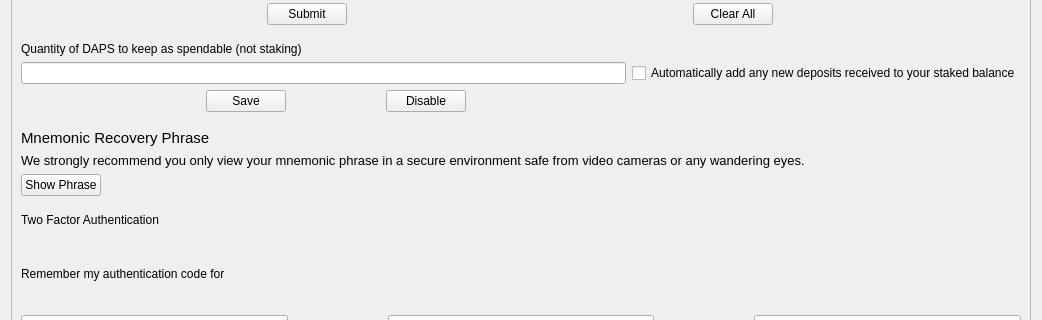
TheArcadiaGroup/DAPS, file src/qt/forms/optionspage.ui: the form before one commit; both pictures show x 0 to 1042 and y 161 to 481 of the 1042 by 670 pixel window.
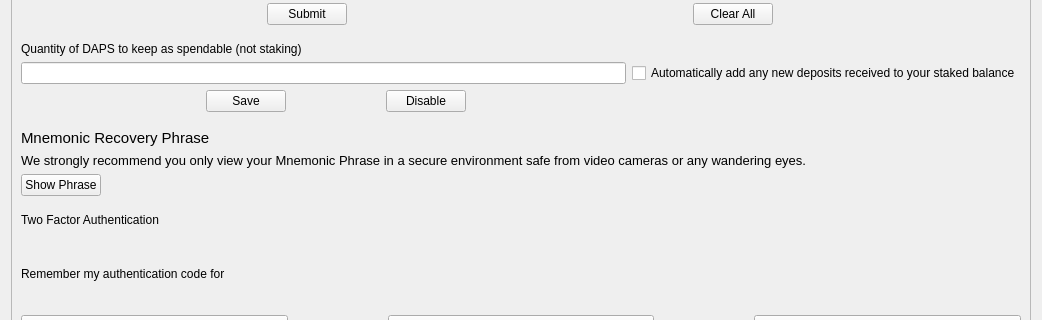
The form after the commit. Custom widgets are drawn as their Qt base class.

Commit message: DAPS-1206 - Force users to re-enter their password to reveal their mnemonic phrase

Patch:
```diff
--- a/src/qt/forms/optionspage.ui
+++ b/src/qt/forms/optionspage.ui
@@ -477,7 +477,7 @@
             </font>
            </property>
            <property name="text">
-            <string>We strongly recommend you only view your mnemonic phrase in a secure environment safe from video cameras or any wandering eyes.</string>
+            <string>We strongly recommend you only view your Mnemonic Phrase in a secure environment safe from video cameras or any wandering eyes.</string>
            </property>
            <property name="alignment">
             <set>Qt::AlignLeading|Qt::AlignLeft|Qt::AlignVCenter</set>
```
The commit also changes 2 other files.
